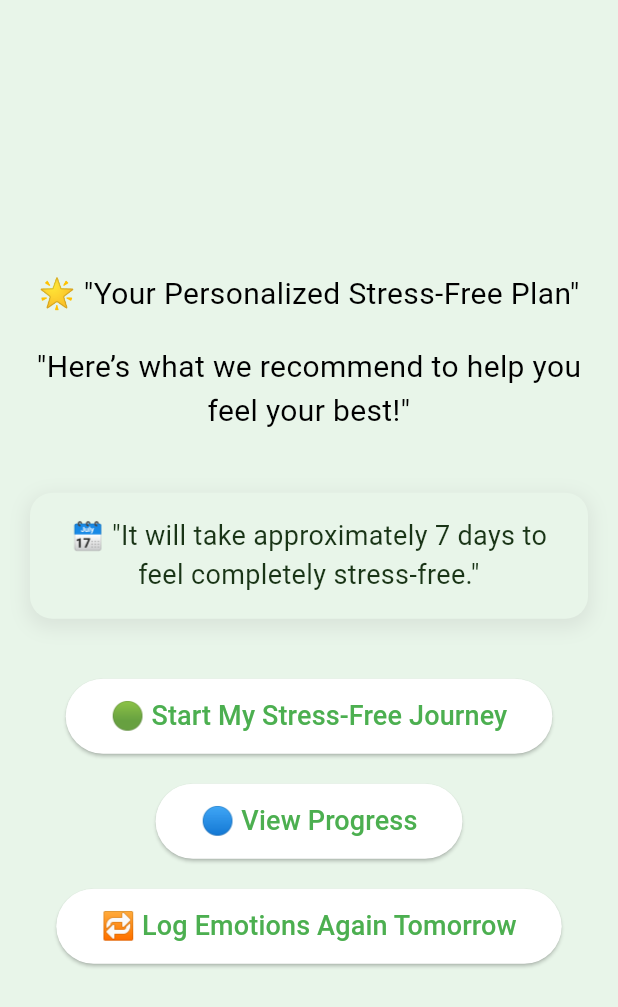
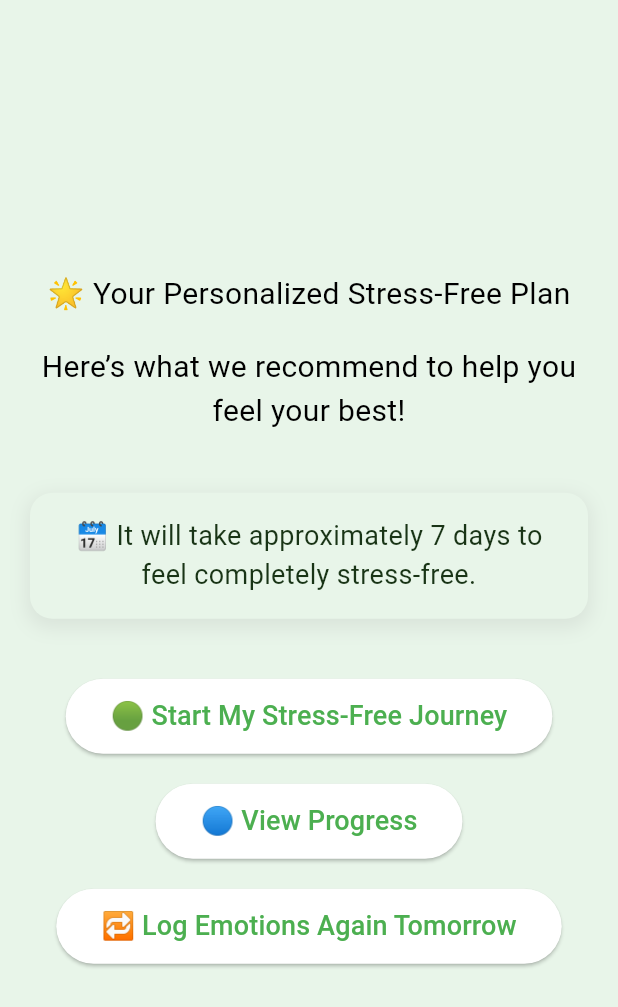
Before and after one commit to IT21161674/Ayuraura, a Flutter app: the MoodLogScreen screen opened directly, on a phone screen of 412 x 824 dp. Shown: the top 1007 px of the screen. Run offline on Flutter 3.47's test engine with Material 3 defaults, Android fonts, the phone set to English and light mode, and no system bars; our stand-ins replace camera, charts_flutter, cloud_firestore, firebase_auth, flutter_bloc, flutter_colorpicker and 4 more; missing offline and left inert: stress_management, zoom_widget; accounts and stored records are empty.

```diff
--- a/frontend/lib/pages/main_pages/quiz_page/mood_log_screen.dart
+++ b/frontend/lib/pages/main_pages/quiz_page/mood_log_screen.dart
@@ -25,13 +25,13 @@ class _MoodLogScreenState extends State<MoodLogScreen> {
           mainAxisAlignment: MainAxisAlignment.center,
           children: [
             Text(
-              '🌟 \"Your Personalized Stress-Free Plan\"',
+              '🌟 Your Personalized Stress-Free Plan',
               textAlign: TextAlign.center,
               style: TextStyle(fontSize: 20, color: Colors.black),
             ),
             SizedBox(height: 20),
             Text(
-              '\"Here’s what we recommend to help you feel your best!\"',
+              'Here’s what we recommend to help you feel your best!',
               textAlign: TextAlign.center,
               style: TextStyle(fontSize: 20, color: Colors.black),
             ),
@@ -51,7 +51,7 @@ class _MoodLogScreenState extends State<MoodLogScreen> {
                 ],
               ),
               child: Text(
-                '🗓 \"It will take approximately 7 days to feel completely stress-free.\"',
+                '🗓 It will take approximately 7 days to feel completely stress-free.',
                 textAlign: TextAlign.center,
                 style: TextStyle(fontSize: 18, color: AppColors.primary),
               ),
```
